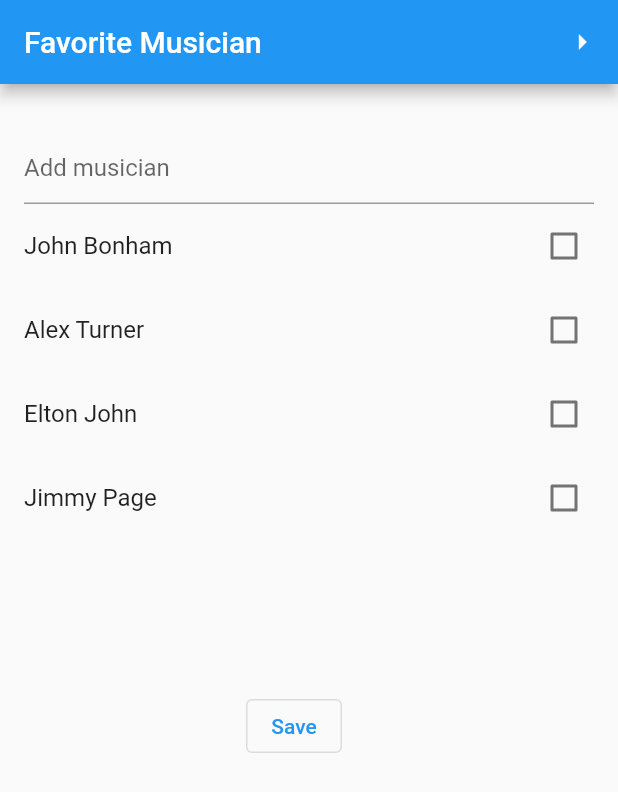
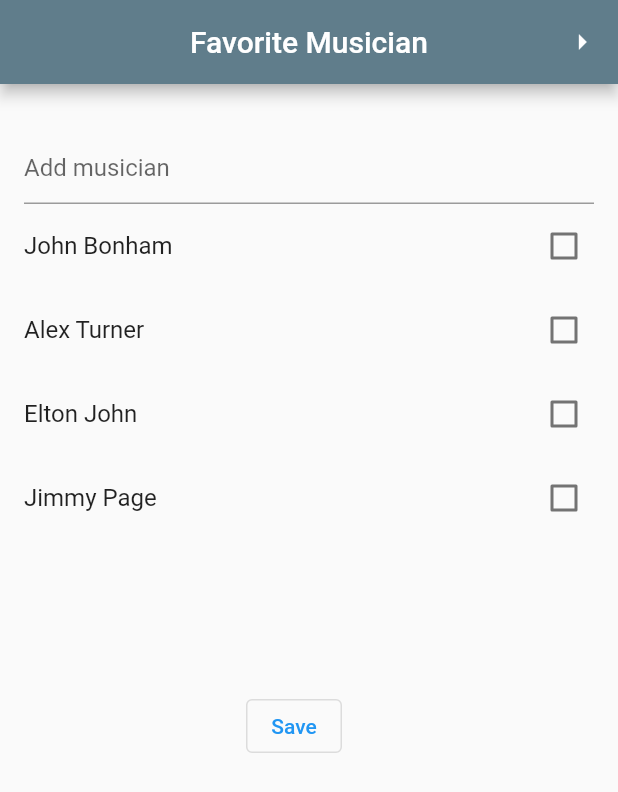
Before and after one commit to gu-tig169-ht21/guscurda, a Flutter app: the screen it shows after launch, on a phone screen of 412 x 824 dp. Shown: the top 792 px of the screen. Run offline on Flutter 3.47's test engine with Material 2 defaults, Android fonts, the phone set to English and light mode, and no system bars.

Commit message:
Inlämning1_2

```diff
--- a/lib/main.dart
+++ b/lib/main.dart
@@ -19,6 +19,8 @@ class MainView extends StatelessWidget {
     var body;
     return Scaffold(
       appBar: AppBar(
+        backgroundColor: Colors.blueGrey,
+        centerTitle: true,
         title: Text("Favorite Musician"),
         actions: [
           IconButton(
```
Also changed, not shown: pubspec.lock.
